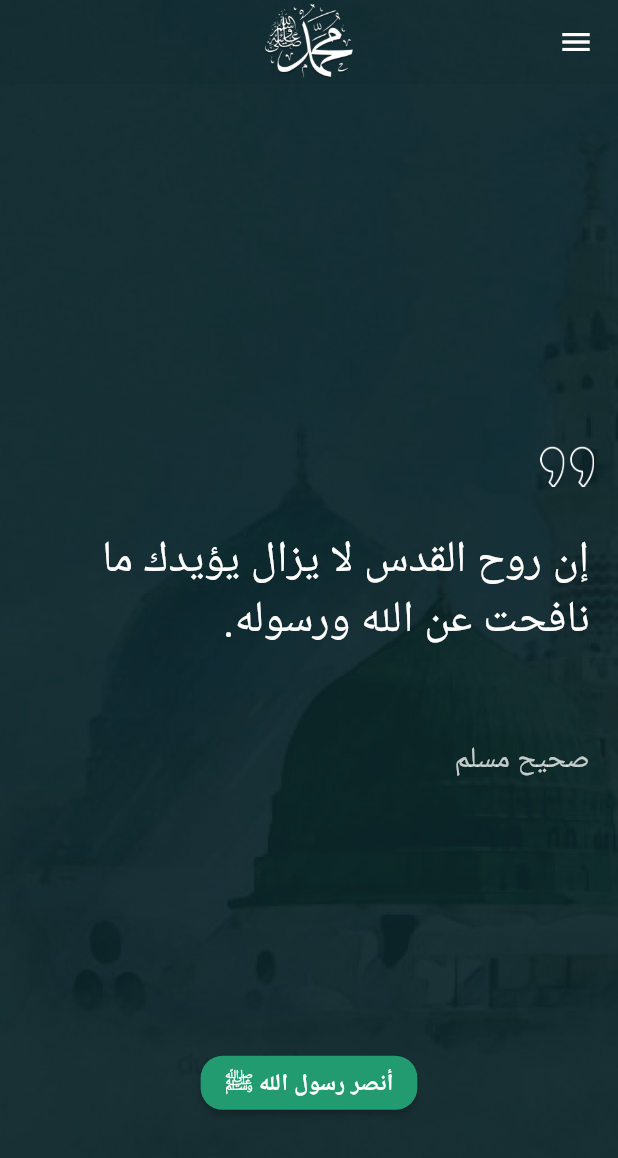
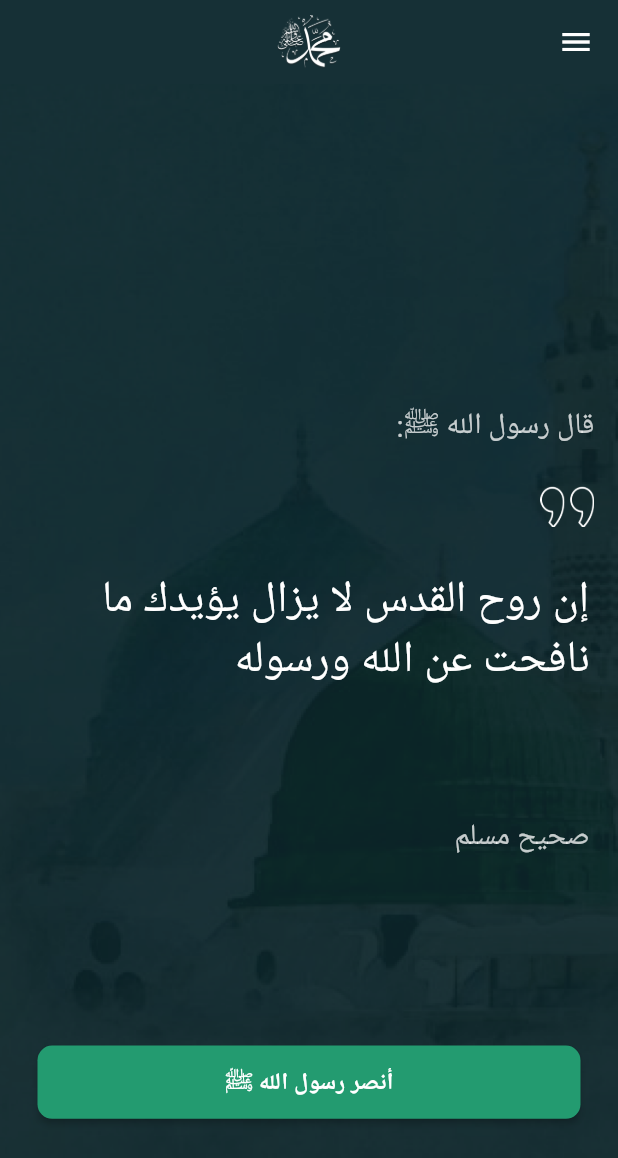
Before and after one commit to ahmedsws/nosrah, a Flutter app: the screen it shows after launch, after a tap on "أنصر رسول الله ﷺ", on a phone screen of 412 x 824 dp. Shown: the top 1158 px of the screen. Run offline on Flutter 3.47's test engine with Material 2 defaults, Android fonts, the phone set to English and light mode, and no system bars; our stand-ins replace bloc, cloud_firestore, firebase_core, flutter_bloc, flutter_datetime_picker, flutter_local_notifications and 6 more; missing offline and left inert: easy_pdf_viewer, social_share; accounts and stored records are empty; Roboto replaces fonts that are missing (Tajawal).

Commit message:
Add UI Updates

```diff
--- a/lib/features/ansar_magazine/presentation/pages/ansar_magazine_page.dart
+++ b/lib/features/ansar_magazine/presentation/pages/ansar_magazine_page.dart
@@ -23,10 +23,10 @@ class AnsarMagazinePage extends StatelessWidget {
             centerTitle: true,
             title: Image.asset(
               'assets/images/muhammad_peace_be_upon_him.png',
-              width: 66.25.w,
-              height: 52.31.h,
+              width: 50.25.w,
+              height: 37.31.h,
             ),
-            backgroundColor: const Color(0xFF0C262B),
+            backgroundColor: const Color(0xFF163036),
           ),
           body: Stack(
             alignment: Alignment.center,
--- a/lib/features/home/presentation/pages/home_page.dart
+++ b/lib/features/home/presentation/pages/home_page.dart
@@ -1,19 +1,16 @@
 import 'package:flutter/material.dart';
 import 'package:flutter_bloc/flutter_bloc.dart';
-import 'package:flutter_datetime_picker/flutter_datetime_picker.dart';
 import 'package:flutter_screenutil/flutter_screenutil.dart';
 import 'package:nosrah/features/home/presentation/widgets/menu_widget.dart';
-import 'package:shared_preferences/shared_preferences.dart';
 import 'package:social_share/social_share.dart';
-import '../../../notification/domain/repositories/notification_repository.dart';
-import '../../../notification/infrastructure/repositories/notification_repository_impl.dart';
 import '../../application/bloc/home_bloc.dart';
-import '../../../ansar_magazine/presentation/pages/ansar_magazine_page.dart';
 
 class HomePage extends StatelessWidget {
-  HomePage({
+  const HomePage({
     Key? key,
   }) : super(key: key);
+
+  final String prophetSaid = 'قال رسول الله ﷺ: ';
 
   @override
   Widget build(BuildContext context) {
@@ -29,10 +26,10 @@ class HomePage extends StatelessWidget {
           centerTitle: true,
           title: Image.asset(
             'assets/images/muhammad_peace_be_upon_him.png',
-            width: 66.25.w,
-            height: 52.31.h,
+            width: 50.25.w,
+            height: 37.31.h,
           ),
-          backgroundColor: const Color(0xFF0C262B).withOpacity(.2),
+          backgroundColor: const Color(0xFF163036),
         ),
         body: Stack(
           alignment: Alignment.center,
@@ -52,6 +49,23 @@ class HomePage extends StatelessWidget {
                 children: [
                   Align(
                     alignment: Alignment.topRight,
+                    child: Text(
+                      prophetSaid,
+                      style: Theme.of(context).textTheme.bodyMedium!.copyWith(
+                            fontSize: 20.sp,
+                            color: Theme.of(context)
+                                .colorScheme
+                                .primary
+                                .withOpacity(.76),
+                            height: 3,
+                          ),
+                    ),
+                  ),
+                  SizedBox(
+                    height: 20.h,
+                  ),
+                  Align(
+                    alignment: Alignment.topRight,
                     child: Image.asset(
                       'assets/images/quote.png',
                       width: 34.w,
@@ -65,8 +79,7 @@ class HomePage extends StatelessWidget {
                       return homeState is HomeLoaded
                           ? SelectableText.rich(
                               TextSpan(
-                                text: '''${homeState.hadeeth!.almatn}.
-                                ''',
+                                text: '${homeState.hadeeth!.almatn}\n',
                                 style: Theme.of(context)
                                     .textTheme
                                     .bodyMedium!
@@ -121,10 +134,12 @@ class HomePage extends StatelessWidget {
                 builder: (context, homeState) {
                   return ElevatedButton(
                     style: ButtonStyle(
-                      maximumSize: MaterialStateProperty.all(Size(178.w, 44.h)),
+                      fixedSize: MaterialStateProperty.all(
+                        Size(MediaQuery.of(context).size.width - 50, 50.h),
+                      ),
                       shape: MaterialStateProperty.all(
                         RoundedRectangleBorder(
-                          borderRadius: BorderRadius.circular(15.r),
+                          borderRadius: BorderRadius.circular(10.r),
                         ),
                       ),
                       backgroundColor: MaterialStateProperty.all(
@@ -144,7 +159,8 @@ class HomePage extends StatelessWidget {
                     ),
                     onPressed: () async {
                       if (homeState is HomeLoaded) {
-                        String tweetText = homeState.hadeeth!.almatn;
+                        String tweetText =
+                            prophetSaid + homeState.hadeeth!.almatn;
 
                         final hashtags = homeState.hashtags!
                           ..sort(
@@ -154,17 +170,21 @@ class HomePage extends StatelessWidget {
                           );
 
                         final List<String> hashtagsTexts = [];
-                        hashtags.forEach((hashtag) {
-                          if (tweetText.length + hashtag.text.length <= 280) {
-                            tweetText += hashtag.text;
+                        hashtags.forEach(
+                          (hashtag) {
+                            // 4 is the count of characters(" + " +  + #) in the tweet
+                            if (tweetText.length + hashtag.text.length + 4 <=
+                                280) {
+                              tweetText += '#${hashtag.text}';
 
-                            hashtagsTexts.add(hashtag.text);
-                          }
-                        });
+                              hashtagsTexts.add(hashtag.text);
+                            }
+                          },
+                        );
 
                         // TODO: share on facebook
                         await SocialShare.shareTwitter(
-                          '''"${homeState.hadeeth!.almatn}"''',
+                          '''$prophetSaid"${homeState.hadeeth!.almatn}"''',
                           hashtags: hashtagsTexts,
                         );
                       }
```
